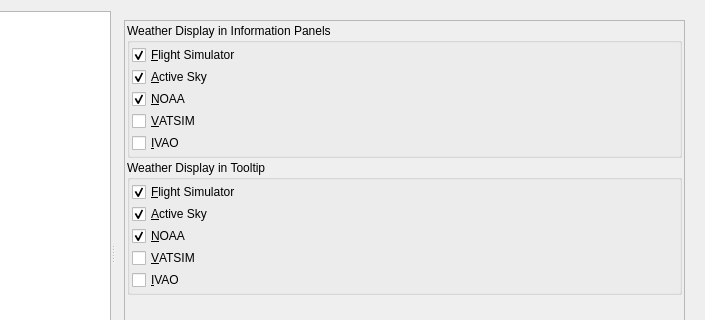
This is src/options/options.ui in albar965/littlenavmap as Qt 5 draws it before an edit; both pictures show x 184 to 889 and y 0 to 320 of the 889 by 534 pixel window. The edited form follows.
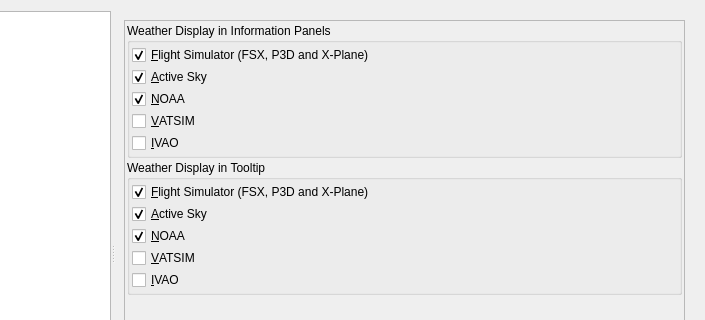
This is the edited form. The open tabs and pages were chosen to show the change.

Diff of the .ui file:
```diff
--- a/src/options/options.ui
+++ b/src/options/options.ui
@@ -4535,8 +4535,8 @@
             <rect>
              <x>0</x>
              <y>0</y>
-             <width>258</width>
-             <height>302</height>
+             <width>586</width>
+             <height>466</height>
             </rect>
            </property>
            <layout class="QVBoxLayout" name="verticalLayout_27">
@@ -4585,7 +4585,7 @@
                   <string>Display current weather from the flight simulator when connected. </string>
                  </property>
                  <property name="text">
-                  <string>&amp;Flight Simulator</string>
+                  <string>&amp;Flight Simulator (FSX, P3D and X-Plane)</string>
                  </property>
                  <property name="checked">
                   <bool>true</bool>
@@ -4665,7 +4665,7 @@
                   <string>Display current weather from the flight simulator when connected. </string>
                  </property>
                  <property name="text">
-                  <string>&amp;Flight Simulator</string>
+                  <string>&amp;Flight Simulator (FSX, P3D and X-Plane)</string>
                  </property>
                  <property name="checked">
                   <bool>true</bool>
```
Left out of the diff: 54 changed lines with no effect on the pictures.
